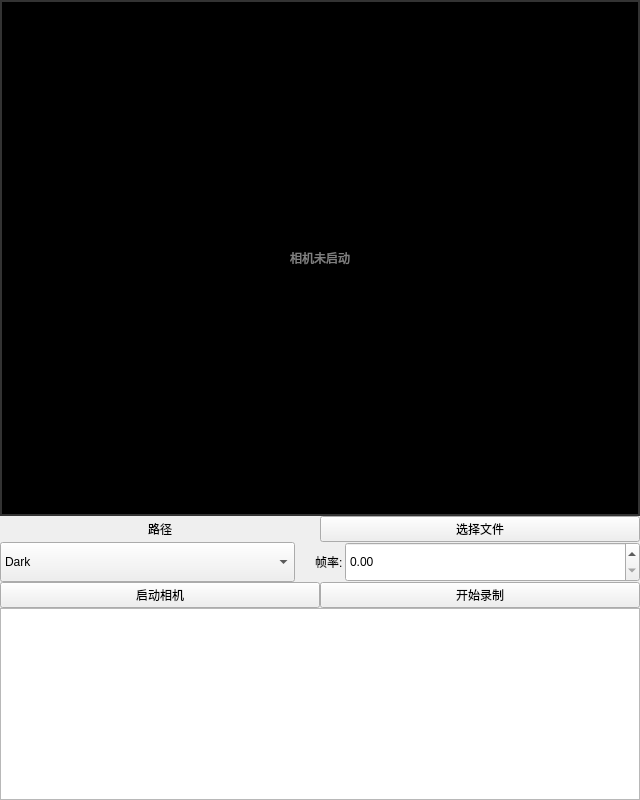
The window that form.ui (GuoHR03/UI_Event) describes before a commit, drawn with Qt 5.
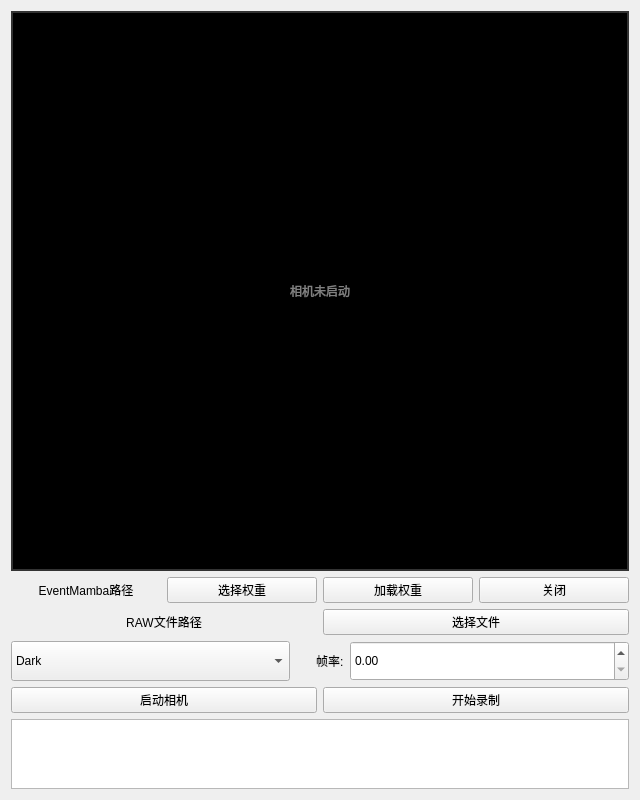
The same window after the commit.

Patch:
```diff
--- a/form.ui
+++ b/form.ui
@@ -19,22 +19,7 @@
   <property name="windowTitle">
    <string>Form</string>
   </property>
-  <layout class="QVBoxLayout" name="verticalLayout" stretch="600,40,40,40,0">
-   <property name="spacing">
-    <number>0</number>
-   </property>
-   <property name="leftMargin">
-    <number>0</number>
-   </property>
-   <property name="topMargin">
-    <number>0</number>
-   </property>
-   <property name="rightMargin">
-    <number>0</number>
-   </property>
-   <property name="bottomMargin">
-    <number>0</number>
-   </property>
+  <layout class="QVBoxLayout" name="verticalLayout" stretch="600,0,0,0,40,40">
    <item>
     <widget class="QLabel" name="image_label">
      <property name="sizePolicy">
@@ -60,6 +45,41 @@
      </property>
     </widget>
    </item>
+   <item>
+    <layout class="QHBoxLayout" name="horizontalLayout_4">
+     <item>
+      <widget class="QLabel" name="pt_path_label">
+       <property name="text">
+        <string>EventMamba路径</string>
+       </property>
+       <property name="alignment">
+        <set>Qt::AlignmentFlag::AlignCenter</set>
+       </property>
+      </widget>
+     </item>
+     <item>
+      <widget class="QPushButton" name="select_pt_btn">
+       <property name="text">
+        <string>选择权重</string>
+       </property>
+      </widget>
+     </item>
+     <item>
+      <widget class="QPushButton" name="apply_pt_btn">
+       <property name="text">
+        <string>加载权重</string>
+       </property>
+      </widget>
+     </item>
+     <item>
+      <widget class="QPushButton" name="close_pt_btn">
+       <property name="text">
+        <string>关闭</string>
+       </property>
+      </widget>
+     </item>
+    </layout>
+   </item>
    <item>
     <layout class="QHBoxLayout" name="horizontalLayout_3">
      <item>
@@ -70,7 +90,7 @@
                  /* border-radius: 5px;         /* 圆角，看着更现代 */</string>
        </property>
        <property name="text">
-        <string>路径</string>
+        <string>RAW文件路径</string>
        </property>
        <property name="alignment">
         <set>Qt::AlignmentFlag::AlignCenter</set>
```
